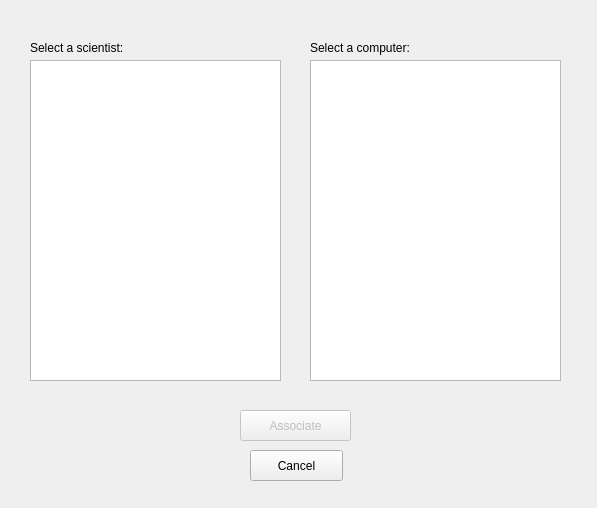
The window that addassociationdialog.ui (marthagb/VLN1-Skil-3) describes before a commit, drawn with Qt 5.
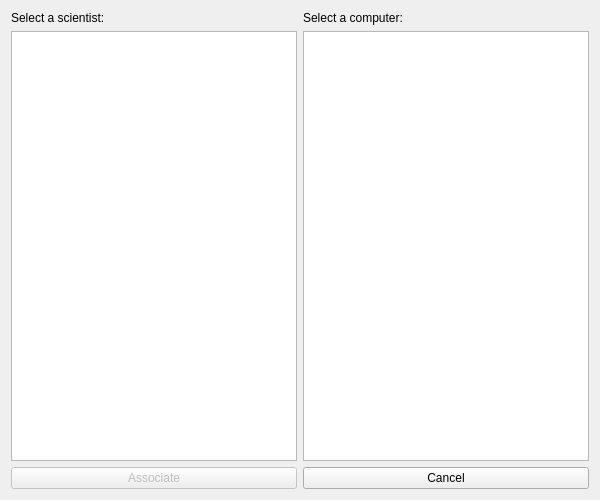
The same window after the commit.

Diff of the .ui file:
```diff
--- a/addassociationdialog.ui
+++ b/addassociationdialog.ui
@@ -6,88 +6,52 @@
    <rect>
     <x>0</x>
     <y>0</y>
-    <width>597</width>
-    <height>508</height>
+    <width>600</width>
+    <height>500</height>
    </rect>
   </property>
   <property name="windowTitle">
    <string>Add Association</string>
   </property>
-  <widget class="QListWidget" name="scientistList">
-   <property name="geometry">
-    <rect>
-     <x>30</x>
-     <y>60</y>
-     <width>251</width>
-     <height>321</height>
-    </rect>
-   </property>
-  </widget>
-  <widget class="QListWidget" name="computersList">
-   <property name="geometry">
-    <rect>
-     <x>310</x>
-     <y>60</y>
-     <width>251</width>
-     <height>321</height>
-    </rect>
-   </property>
-  </widget>
+  <layout class="QGridLayout" name="gridLayout">
+   <item row="0" column="0">
+    <widget class="QLabel" name="scientistListLabel">
+     <property name="text">
+      <string>Select a scientist:</string>
+     </property>
+    </widget>
+   </item>
+   <item row="0" column="1">
+    <widget class="QLabel" name="computersListLabel">
+     <property name="text">
+      <string>Select a computer:</string>
+     </property>
+    </widget>
+   </item>
+   <item row="1" column="0">
+    <widget class="QListWidget" name="scientistList"/>
+   </item>
+   <item row="1" column="1">
+    <widget class="QListWidget" name="computersList"/>
+   </item>
+   <item row="2" column="0">
   <widget class="QPushButton" name="addAssociationButton">
    <property name="enabled">
     <bool>false</bool>
    </property>
-   <property name="geometry">
-    <rect>
-     <x>240</x>
-     <y>410</y>
-     <width>111</width>
-     <height>31</height>
-    </rect>
-   </property>
    <property name="text">
     <string>Associate</string>
    </property>
   </widget>
+   </item>
+   <item row="2" column="1">
   <widget class="QPushButton" name="cancelAddAssociationButton">
-   <property name="geometry">
-    <rect>
-     <x>250</x>
-     <y>450</y>
-     <width>93</width>
-     <height>31</height>
-    </rect>
-   </property>
    <property name="text">
     <string>Cancel</string>
    </property>
   </widget>
-  <widget class="QLabel" name="scientistListLabel">
-   <property name="geometry">
-    <rect>
-     <x>30</x>
-     <y>40</y>
-     <width>121</width>
-     <height>16</height>
-    </rect>
-   </property>
-   <property name="text">
-    <string>Select a scientist:</string>
-   </property>
-  </widget>
-  <widget class="QLabel" name="computersListLabel">
-   <property name="geometry">
-    <rect>
-     <x>310</x>
-     <y>40</y>
-     <width>121</width>
-     <height>16</height>
-    </rect>
-   </property>
-   <property name="text">
-    <string>Select a computer:</string>
-   </property>
-  </widget>
+   </item>
+  </layout>
  </widget>
  <resources/>
  <connections/>
```
Lines whose indentation alone changed are shown as unchanged.
